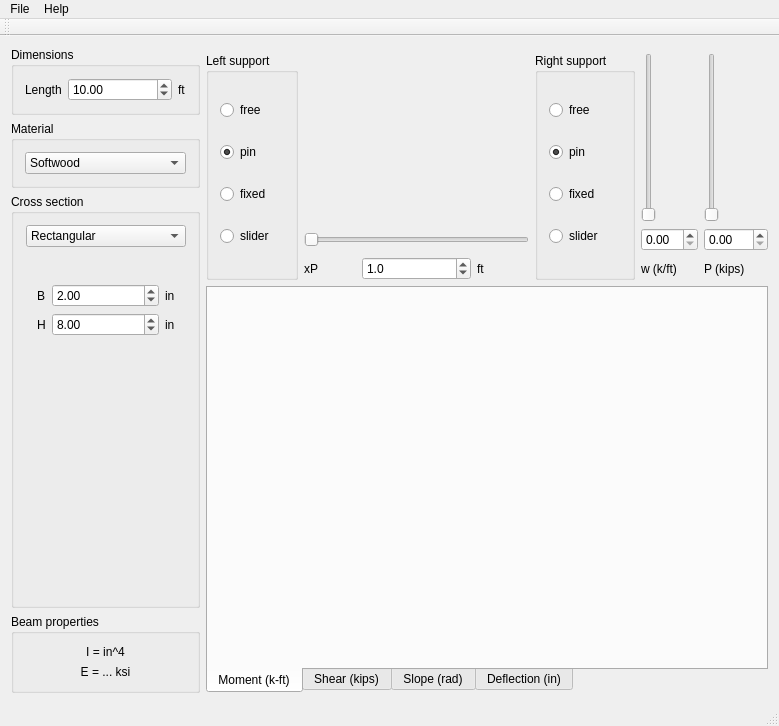
pmackenz/SimpleBeam, file mainwindow.ui: the form before one commit.
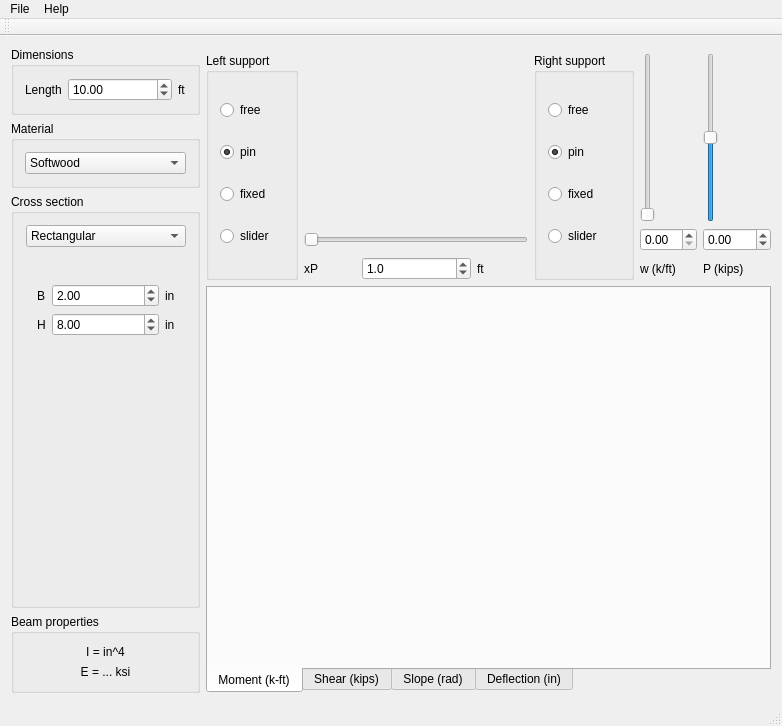
The form after the commit. Icons and pictures are not drawn. Custom widgets are drawn as their Qt base class.

Diff of the .ui file:
```diff
--- a/mainwindow.ui
+++ b/mainwindow.ui
@@ -6,7 +6,7 @@
    <rect>
     <x>0</x>
     <y>0</y>
-    <width>779</width>
+    <width>782</width>
     <height>726</height>
    </rect>
   </property>
@@ -76,6 +76,9 @@
     </item>
     <item row="1" column="11" rowspan="2">
      <widget class="QSlider" name="loadPslider">
+      <property name="minimum">
+       <number>-100</number>
+      </property>
       <property name="maximum">
        <number>100</number>
       </property>
@@ -87,7 +90,7 @@
     <item row="3" column="11">
      <widget class="QDoubleSpinBox" name="loadP">
       <property name="minimum">
-       <double>0.000000000000000</double>
+       <double>-100.000000000000000</double>
       </property>
       <property name="maximum">
        <double>100.000000000000000</double>
@@ -999,7 +1002,7 @@
     <rect>
      <x>0</x>
      <y>0</y>
-     <width>779</width>
+     <width>782</width>
      <height>22</height>
     </rect>
    </property>
```
Left out of the diff: 9 changed lines with no effect on the pictures.
